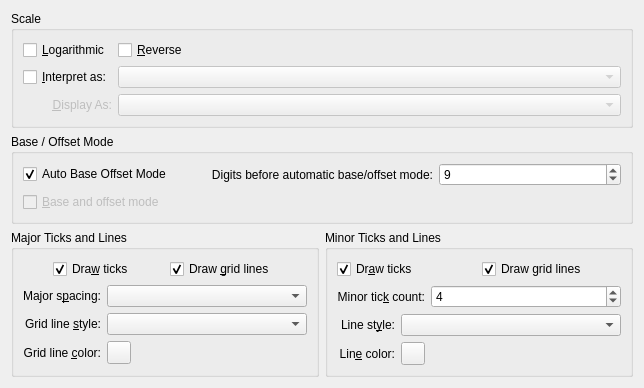
Before: the Qt Designer form src/libkstapp/axistab.ui in Kst-plot/kst, drawn with Qt 5.
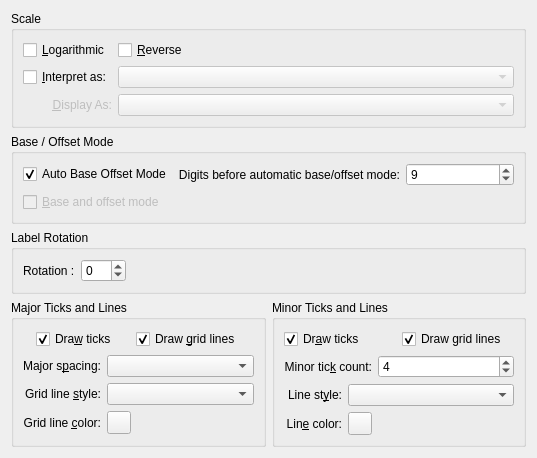
After: the same form once the commit is applied. Custom widgets are drawn as their Qt base class.

Commit message: Add Axis Label rotation support.

The edit to the form file:
```diff
--- a/src/libkstapp/axistab.ui
+++ b/src/libkstapp/axistab.ui
@@ -6,8 +6,8 @@
    <rect>
     <x>0</x>
     <y>0</y>
-    <width>644</width>
-    <height>382</height>
+    <width>537</width>
+    <height>451</height>
    </rect>
   </property>
   <property name="windowTitle">
@@ -174,7 +174,46 @@
      </layout>
     </widget>
    </item>
-   <item row="2" column="0">
+   <item row="2" column="0" colspan="2">
+    <widget class="QGroupBox" name="groupBox_2">
+     <property name="title">
+      <string>Label Rotation</string>
+     </property>
+     <layout class="QHBoxLayout" name="horizontalLayout_3">
+      <item>
+       <widget class="QLabel" name="label_4">
+        <property name="text">
+         <string>Rotation :</string>
+        </property>
+       </widget>
+      </item>
+      <item>
+       <widget class="QSpinBox" name="_rotation">
+        <property name="minimum">
+         <number>-90</number>
+        </property>
+        <property name="maximum">
+         <number>90</number>
+        </property>
+       </widget>
+      </item>
+      <item>
+       <spacer name="horizontalSpacer">
+        <property name="orientation">
+         <enum>Qt::Horizontal</enum>
+        </property>
+        <property name="sizeHint" stdset="0">
+         <size>
+          <width>40</width>
+          <height>20</height>
+         </size>
+        </property>
+       </spacer>
+      </item>
+     </layout>
+    </widget>
+   </item>
+   <item row="3" column="0">
     <widget class="QGroupBox" name="_axisMajorGridGroup">
      <property name="title">
       <string>Major Ticks and Lines</string>
@@ -305,7 +344,7 @@
      </layout>
     </widget>
    </item>
-   <item row="2" column="1">
+   <item row="3" column="1">
     <widget class="QGroupBox" name="_axisMinorGridGroup">
      <property name="title">
       <string>Minor Ticks and Lines</string>
```
The commit also changes 6 other files.
